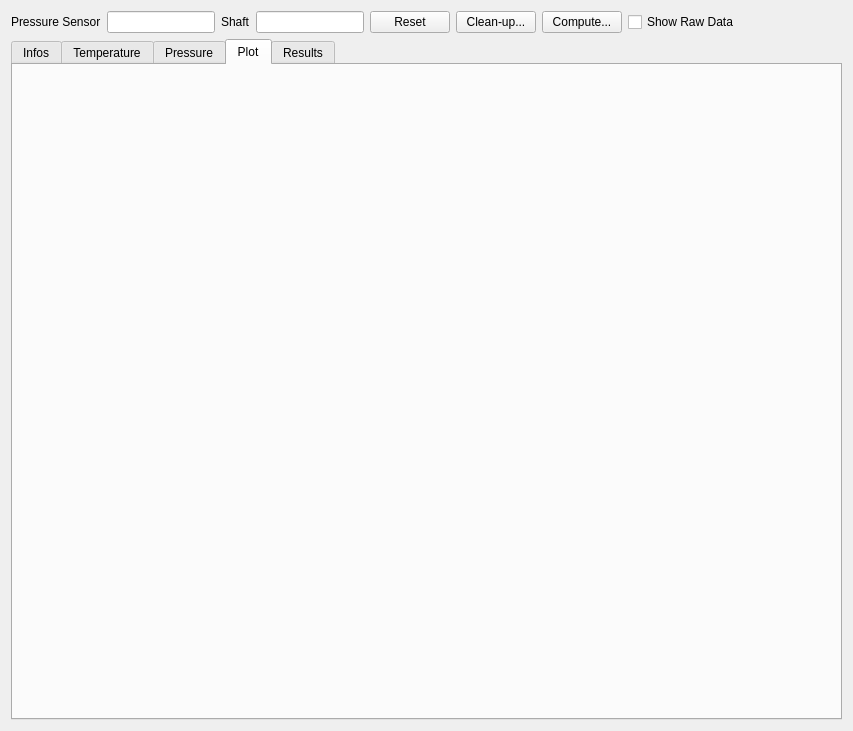
Qt form molonaviz/widgetpoint.ui (SandraClodion/projet_molonaviz) before a commit.
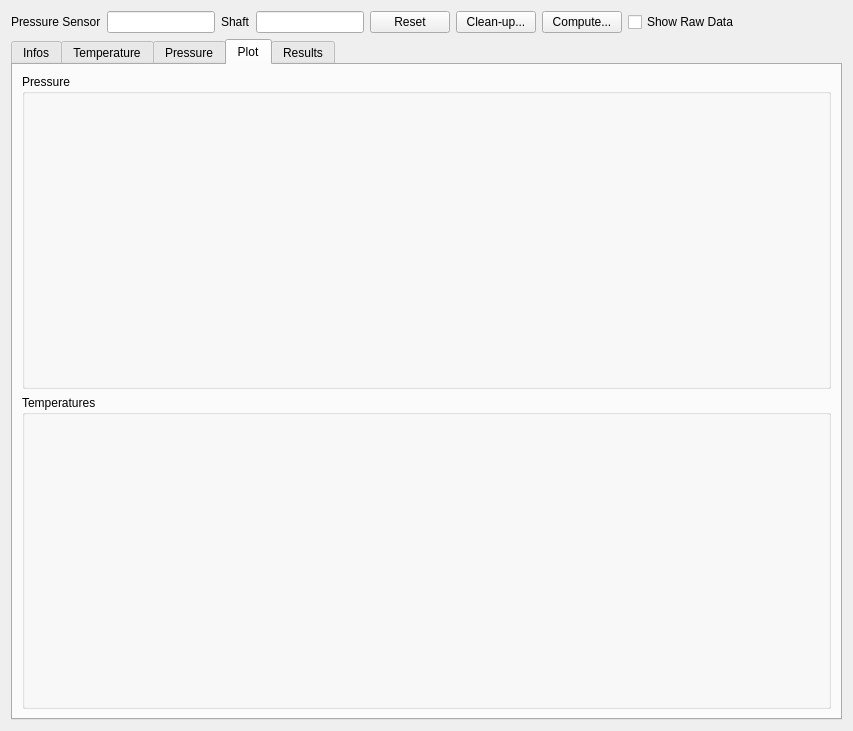
The same form after that commit. The open tabs and pages were chosen to show the change.

Patch:
```diff
--- a/molonaviz/widgetpoint.ui
+++ b/molonaviz/widgetpoint.ui
@@ -199,6 +199,22 @@
       <attribute name="title">
        <string>Plot</string>
       </attribute>
+      <layout class="QVBoxLayout" name="verticalLayout_5">
+       <item>
+        <widget class="QGroupBox" name="groupBoxPress">
+         <property name="title">
+          <string>Pressure</string>
+         </property>
+        </widget>
+       </item>
+       <item>
+        <widget class="QGroupBox" name="groupBoxTemp">
+         <property name="title">
+          <string>Temperatures</string>
+         </property>
+        </widget>
+       </item>
+      </layout>
      </widget>
      <widget class="QWidget" name="tabResults">
       <attribute name="title">
```
Left out of the diff: 2 changed lines with no effect on the pictures.
